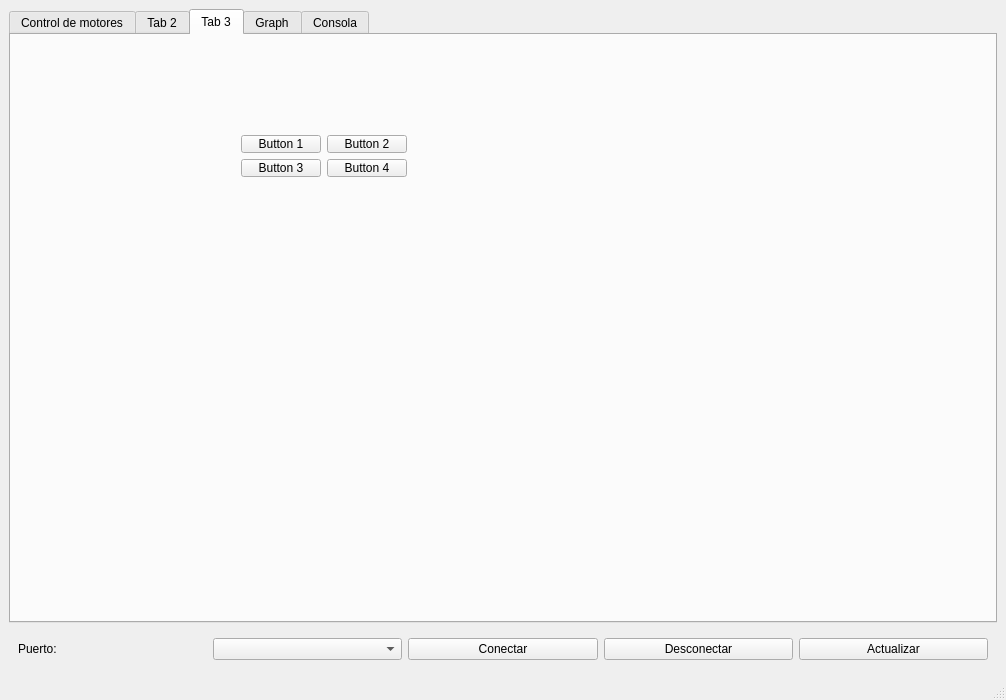
The window that mainwindow.ui (cybershibo/GUI-Germini) describes before a commit, drawn with Qt 5.
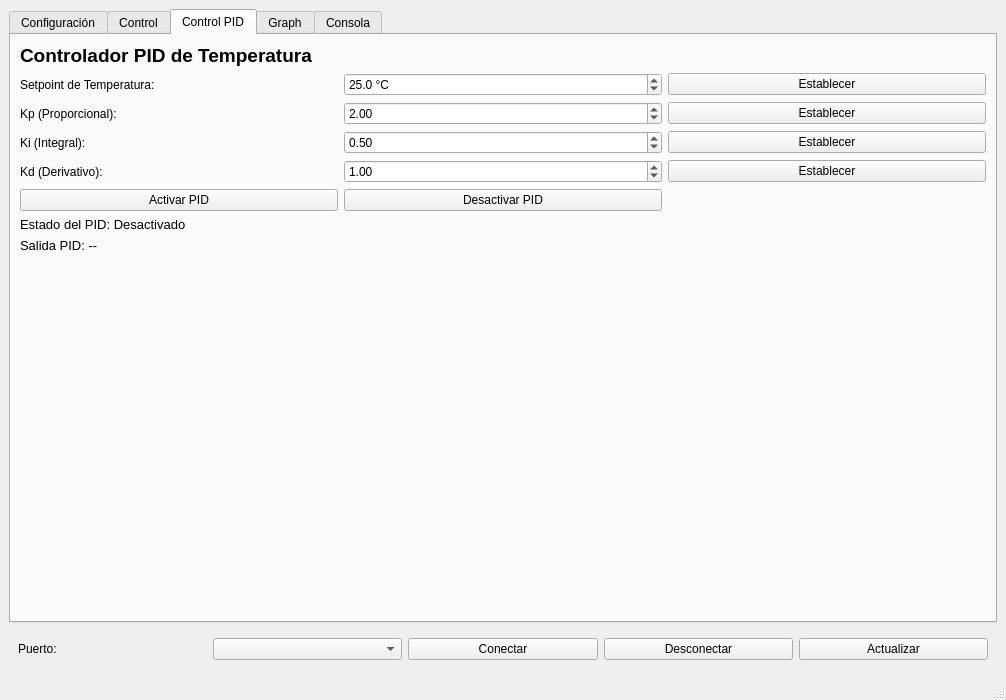
The same window after the commit. The open tabs and pages were chosen to show the change.

Commit message: Interfaz modificada para incluir un PID, una seccion de configuracion, una de cntrol manual, muestra mas datos de sensores en una grafica, y en el area de control tambien.

The edit to the form file:
```diff
--- a/mainwindow.ui
+++ b/mainwindow.ui
@@ -102,10 +102,201 @@
       </property>
       <widget class="QWidget" name="tab1">
        <attribute name="title">
-        <string>Control de motores</string>
+        <string>Configuración</string>
        </attribute>
        <layout class="QVBoxLayout" name="verticalLayout_tab1">
         <item>
+         <widget class="QLabel" name="labelConfigTitle">
+          <property name="text">
+           <string>Configuración del Microcontrolador</string>
+          </property>
+          <property name="font">
+           <font>
+            <pointsize>14</pointsize>
+            <bold>true</bold>
+           </font>
+          </property>
+         </widget>
+        </item>
+        <item>
+         <widget class="QGroupBox" name="groupBoxConfig">
+          <property name="title">
+           <string>Parámetros Generales</string>
+          </property>
+          <layout class="QGridLayout" name="gridLayout_config">
+           <item row="0" column="0">
+            <widget class="QLabel" name="labelBaudRate">
+             <property name="text">
+              <string>Velocidad Serial:</string>
+             </property>
+            </widget>
+           </item>
+           <item row="0" column="1">
+            <widget class="QComboBox" name="comboBoxBaudRate">
+             <item>
+              <property name="text">
+               <string>9600</string>
+              </property>
+             </item>
+             <item>
+              <property name="text">
+               <string>19200</string>
+              </property>
+             </item>
+             <item>
+              <property name="text">
+               <string>38400</string>
+              </property>
+             </item>
+             <item>
+              <property name="text">
+               <string>57600</string>
+              </property>
+             </item>
+             <item>
+              <property name="text">
+               <string>115200</string>
+              </property>
+             </item>
+            </widget>
+           </item>
+           <item row="1" column="0">
+            <widget class="QLabel" name="labelUpdateInterval">
+             <property name="text">
+              <string>Intervalo de Actualización (ms):</string>
+             </property>
+            </widget>
+           </item>
+           <item row="1" column="1">
+            <widget class="QSpinBox" name="spinBoxUpdateInterval">
+             <property name="minimum">
+              <number>100</number>
+             </property>
+             <property name="maximum">
+              <number>5000</number>
+             </property>
+             <property name="singleStep">
+              <number>100</number>
+             </property>
+             <property name="value">
+              <number>1000</number>
+             </property>
+            </widget>
+           </item>
+          </layout>
+         </widget>
+        </item>
+        <item>
+         <spacer name="verticalSpacer_config">
+          <property name="orientation">
+           <enum>Qt::Orientation::Vertical</enum>
+          </property>
+          <property name="sizeHint" stdset="0">
+           <size>
+            <width>20</width>
+            <height>40</height>
+           </size>
+          </property>
+         </spacer>
+        </item>
+       </layout>
+      </widget>
+      <widget class="QWidget" name="tab2">
+       <attribute name="title">
+        <string>Control</string>
+       </attribute>
+       <layout class="QVBoxLayout" name="verticalLayout_tab2">
+        <item>
+         <widget class="QLabel" name="labelSensors">
+          <property name="text">
+           <string>Métricas de Sensores:</string>
+          </property>
+          <property name="font">
+           <font>
+            <pointsize>12</pointsize>
+            <bold>true</bold>
+           </font>
+          </property>
+         </widget>
+        </item>
+        <item>
+         <layout class="QGridLayout" name="gridLayout_sensors">
+          <item row="0" column="0">
+           <widget class="QLabel" name="labelTemp">
+            <property name="text">
+             <string>Temperatura:</string>
+            </property>
+           </widget>
+          </item>
+          <item row="0" column="1">
+           <widget class="QLabel" name="labelTempValue">
+            <property name="text">
+             <string>-- °C</string>
+            </property>
+            <property name="font">
+             <font>
+              <pointsize>14</pointsize>
+              <bold>true</bold>
+             </font>
+            </property>
+           </widget>
+          </item>
+          <item row="1" column="0">
+           <widget class="QLabel" name="labelHum">
+            <property name="text">
+             <string>Humedad:</string>
+            </property>
+           </widget>
+          </item>
+          <item row="1" column="1">
+           <widget class="QLabel" name="labelHumValue">
+            <property name="text">
+             <string>-- %</string>
+            </property>
+            <property name="font">
+             <font>
+              <pointsize>14</pointsize>
+              <bold>true</bold>
+             </font>
+            </property>
+           </widget>
+          </item>
+          <item row="2" column="0">
+           <widget class="QLabel" name="labelLight">
+            <property name="text">
+             <string>Luz:</string>
+            </property>
+           </widget>
+          </item>
+          <item row="2" column="1">
+           <widget class="QLabel" name="labelLightValue">
+            <property name="text">
+             <string>--</string>
+            </property>
+            <property name="font">
+             <font>
+              <pointsize>14</pointsize>
+              <bold>true</bold>
+             </font>
+            </property>
+           </widget>
+          </item>
+         </layout>
+        </item>
+        <item>
+         <widget class="QLabel" name="labelMotorsControl">
+          <property name="text">
+           <string>Control de Motores:</string>
+          </property>
+          <property name="font">
+           <font>
+            <pointsize>12</pointsize>
+            <bold>true</bold>
+           </font>
+          </property>
+         </widget>
+        </item>
+        <item>
          <layout class="QGridLayout" name="gridLayout_4">
           <item row="0" column="0">
            <widget class="QPushButton" name="btn1_1">
@@ -262,95 +453,203 @@
         </item>
        </layout>
       </widget>
-      <widget class="QWidget" name="tab2">
-       <attribute name="title">
-        <string>Tab 2</string>
-       </attribute>
-       <widget class="QWidget" name="layoutWidget">
-        <property name="geometry">
-         <rect>
-          <x>200</x>
-          <y>100</y>
-          <width>166</width>
-          <height>42</height>
-         </rect>
-        </property>
-        <layout class="QGridLayout" name="gridLayout_2">
-         <item row="0" column="0">
-          <widget class="QPushButton" name="btn2_1">
-           <property name="text">
-            <string>Button 1</string>
-           </property>
-          </widget>
-         </item>
-         <item row="0" column="1">
-          <widget class="QPushButton" name="btn2_2">
-           <property name="text">
-            <string>Button 2</string>
-           </property>
-          </widget>
-         </item>
-         <item row="1" column="0">
-          <widget class="QPushButton" name="btn2_3">
-           <property name="text">
-            <string>Button 3</string>
-           </property>
-          </widget>
-         </item>
-         <item row="1" column="1">
-          <widget class="QPushButton" name="btn2_4">
-           <property name="text">
-            <string>Button 4</string>
-           </property>
-          </widget>
-         </item>
-        </layout>
-       </widget>
-      </widget>
       <widget class="QWidget" name="tab3">
        <attribute name="title">
-        <string>Tab 3</string>
+        <string>Control PID</string>
        </attribute>
-       <widget class="QWidget" name="layoutWidget">
-        <property name="geometry">
-         <rect>
-          <x>230</x>
-          <y>100</y>
-          <width>166</width>
-          <height>42</height>
-         </rect>
-        </property>
-        <layout class="QGridLayout" name="gridLayout_3">
-         <item row="0" column="0">
-          <widget class="QPushButton" name="btn3_1">
-           <property name="text">
-            <string>Button 1</string>
-           </property>
-          </widget>
-         </item>
-         <item row="0" column="1">
-          <widget class="QPushButton" name="btn3_2">
-           <property name="text">
-            <string>Button 2</string>
-           </property>
-          </widget>
-         </item>
-         <item row="1" column="0">
-          <widget class="QPushButton" name="btn3_3">
-           <property name="text">
-            <string>Button 3</string>
-           </property>
-          </widget>
-         </item>
-         <item row="1" column="1">
-          <widget class="QPushButton" name="btn3_4">
-           <property name="text">
-            <string>Button 4</string>
-           </property>
-          </widget>
-         </item>
-        </layout>
-       </widget>
+       <layout class="QVBoxLayout" name="verticalLayout_tab3">
+        <item>
+         <widget class="QLabel" name="labelPIDTitle">
+          <property name="text">
+           <string>Controlador PID de Temperatura</string>
+          </property>
+          <property name="font">
+           <font>
+            <pointsize>14</pointsize>
+            <bold>true</bold>
+           </font>
+          </property>
+         </widget>
+        </item>
+        <item>
+         <layout class="QGridLayout" name="gridLayout_PID">
+          <item row="0" column="0">
+           <widget class="QLabel" name="labelSetpoint">
+            <property name="text">
+             <string>Setpoint de Temperatura:</string>
+            </property>
+           </widget>
+          </item>
+          <item row="0" column="1">
+           <widget class="QDoubleSpinBox" name="spinBoxSetpoint">
+            <property name="decimals">
+             <number>1</number>
+            </property>
+            <property name="minimum">
+             <double>0.000000000000000</double>
+            </property>
+            <property name="maximum">
+             <double>50.000000000000000</double>
+            </property>
+            <property name="value">
+             <double>25.000000000000000</double>
+            </property>
+            <property name="suffix">
+             <string> °C</string>
+            </property>
+           </widget>
+          </item>
+          <item row="0" column="2">
+           <widget class="QPushButton" name="btnSetSetpoint">
+            <property name="text">
+             <string>Establecer</string>
+            </property>
+           </widget>
+          </item>
+          <item row="1" column="0">
+           <widget class="QLabel" name="labelKP">
+            <property name="text">
+             <string>Kp (Proporcional):</string>
+            </property>
+           </widget>
+          </item>
+          <item row="1" column="1">
+           <widget class="QDoubleSpinBox" name="spinBoxKP">
+            <property name="decimals">
+             <number>2</number>
+            </property>
+            <property name="minimum">
+             <double>0.000000000000000</double>
+            </property>
+            <property name="maximum">
+             <double>100.000000000000000</double>
+            </property>
+            <property name="value">
+             <double>2.000000000000000</double>
+            </property>
+           </widget>
+          </item>
+          <item row="1" column="2">
+           <widget class="QPushButton" name="btnSetKP">
+            <property name="text">
+             <string>Establecer</string>
+            </property>
+           </widget>
+          </item>
+          <item row="2" column="0">
+           <widget class="QLabel" name="labelKI">
+            <property name="text">
+             <string>Ki (Integral):</string>
+            </property>
+           </widget>
+          </item>
+          <item row="2" column="1">
+           <widget class="QDoubleSpinBox" name="spinBoxKI">
+            <property name="decimals">
+             <number>2</number>
+            </property>
+            <property name="minimum">
+             <double>0.000000000000000</double>
+            </property>
+            <property name="maximum">
+             <double>100.000000000000000</double>
+            </property>
+            <property name="value">
+             <double>0.500000000000000</double>
+            </property>
+           </widget>
+          </item>
+          <item row="2" column="2">
+           <widget class="QPushButton" name="btnSetKI">
+            <property name="text">
+             <string>Establecer</string>
+            </property>
+           </widget>
+          </item>
+          <item row="3" column="0">
+           <widget class="QLabel" name="labelKD">
+            <property name="text">
+             <string>Kd (Derivativo):</string>
+            </property>
+           </widget>
+          </item>
+          <item row="3" column="1">
+           <widget class="QDoubleSpinBox" name="spinBoxKD">
+            <property name="decimals">
+             <number>2</number>
+            </property>
+            <property name="minimum">
+             <double>0.000000000000000</double>
+            </property>
+            <property name="maximum">
+             <double>100.000000000000000</double>
+            </property>
+            <property name="value">
+             <double>1.000000000000000</double>
+            </property>
+           </widget>
+          </item>
+          <item row="3" column="2">
+           <widget class="QPushButton" name="btnSetKD">
+            <property name="text">
+             <string>Establecer</string>
+            </property>
+           </widget>
+          </item>
+          <item row="4" column="0">
+           <widget class="QPushButton" name="btnEnablePID">
+            <property name="text">
+             <string>Activar PID</string>
+            </property>
+           </widget>
+          </item>
+          <item row="4" column="1">
+           <widget class="QPushButton" name="btnDisablePID">
+            <property name="text">
+             <string>Desactivar PID</string>
+            </property>
+           </widget>
+          </item>
+         </layout>
+        </item>
+        <item>
+         <widget class="QLabel" name="labelPIDStatus">
+          <property name="text">
+           <string>Estado del PID: Desactivado</string>
+          </property>
+          <property name="font">
+           <font>
+            <pointsize>10</pointsize>
+           </font>
+          </property>
+         </widget>
+        </item>
+        <item>
+         <widget class="QLabel" name="labelPIDOutput">
+          <property name="text">
+           <string>Salida PID: --</string>
+          </property>
+          <property name="font">
+           <font>
+            <pointsize>10</pointsize>
+           </font>
+          </property>
+         </widget>
+        </item>
+        <item>
+         <spacer name="verticalSpacer_tab3">
+          <property name="orientation">
+           <enum>Qt::Orientation::Vertical</enum>
+          </property>
+          <property name="sizeHint" stdset="0">
+           <size>
+            <width>20</width>
+            <height>40</height>
+           </size>
+          </property>
+         </spacer>
+        </item>
+       </layout>
       </widget>
       <widget class="QWidget" name="tabGraph">
        <attribute name="title">
```
Left out of the diff: 2 changed lines with no effect on the pictures. The commit also changes 13 other files.
